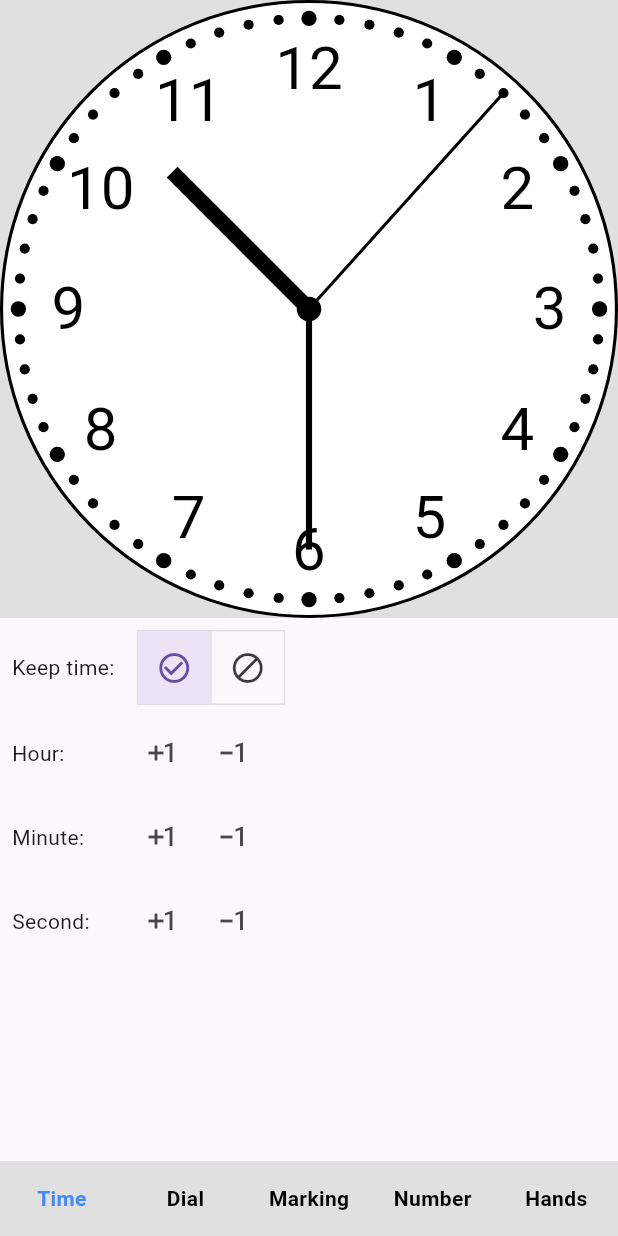
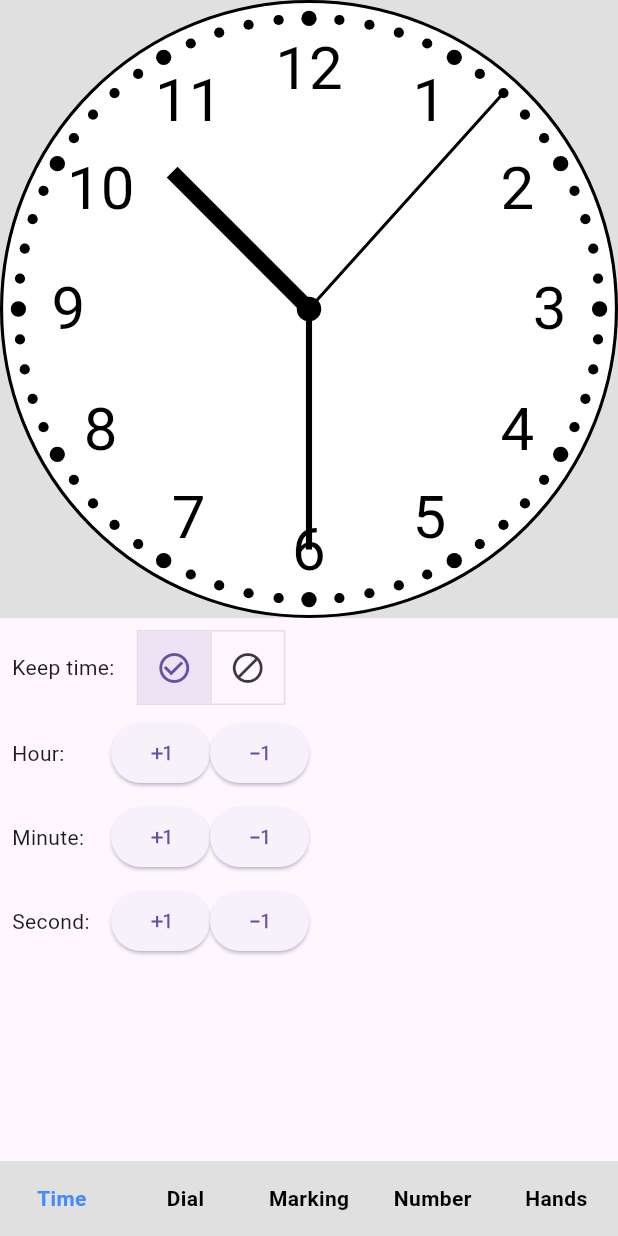
Before and after one commit to conghaonet/flutter_analog_clock, a Flutter app: the screen it shows after launch, on a phone screen of 412 x 824 dp. Run offline on Flutter 3.47's test engine with Material 2 defaults, Android fonts, the phone set to English and light mode, and no system bars.

Commit message:
complete example code

```diff
--- a/example/lib/analog_clock_example.dart
+++ b/example/lib/analog_clock_example.dart
@@ -1,3 +1,5 @@
+import 'dart:async';
+
 import 'package:flutter/material.dart';
 import 'dart:math' as math;
 
@@ -131,8 +133,32 @@ class _AnalogClockDemoState extends State<AnalogClockDemo> {
     }
   }
 
+  Timer? _longPressTimer;
+  MaterialStateProperty<Color?>? _hourPlusBackgroundColor;
+  MaterialStateProperty<Color?>? _minutePlusBackgroundColor;
+  MaterialStateProperty<Color?>? _secondPlusBackgroundColor;
+  MaterialStateProperty<Color?>? _hourNegBackgroundColor;
+  MaterialStateProperty<Color?>? _minuteNegBackgroundColor;
+  MaterialStateProperty<Color?>? _secondNegBackgroundColor;
   Widget _buildTimeSetting() {
     Widget buildTimeSetup(PartColor partColor) {
+      MaterialStateProperty<Color?>? plusButtonBackgroundColor;
+      MaterialStateProperty<Color?>? negButtonBackgroundColor;
+      void switchBackgroundColor(MaterialStateProperty<Color?>? value, bool isPlusAction) {
+        switch(partColor) {
+          case PartColor.hourHand:
+            isPlusAction ? _hourPlusBackgroundColor = value : _hourNegBackgroundColor = value;
+            break;
+          case PartColor.minuteHand:
+            isPlusAction ? _minutePlusBackgroundColor = value : _minuteNegBackgroundColor = value;
+            break;
+          case PartColor.secondHand:
+            isPlusAction ? _secondPlusBackgroundColor = value : _secondNegBackgroundColor = value;
+            break;
+          default:
+            break;
+        }
+      }
       String? label;
       Duration plusDuration = const Duration();
       Duration negDuration = const Duration();
@@ -141,16 +167,22 @@ class _AnalogClockDemoState extends State<AnalogClockDemo> {
           label = 'Hour:';
           plusDuration = const Duration(hours: 1);
           negDuration = const Duration(hours: -1);
+          plusButtonBackgroundColor = _hourPlusBackgroundColor;
+          negButtonBackgroundColor = _hourNegBackgroundColor;
           break;
         case PartColor.minuteHand:
           label = 'Minute:';
           plusDuration = const Duration(minutes: 1);
           negDuration = const Duration(minutes: -1);
+          plusButtonBackgroundColor = _minutePlusBackgroundColor;
+          negButtonBackgroundColor = _minuteNegBackgroundColor;
           break;
         case PartColor.secondHand:
           label = 'Second:';
           plusDuration = const Duration(seconds: 1);
           negDuration = const Duration(seconds: -1);
+          plusButtonBackgroundColor = _secondPlusBackgroundColor;
+          negButtonBackgroundColor = _secondNegBackgroundColor;
           break;
         default:
           break;
@@ -160,17 +192,57 @@ class _AnalogClockDemoState extends State<AnalogClockDemo> {
         child: Row(
           children: [
             Expanded(child: Text(label ?? 'Error!')),
-            IconButton(
-              onPressed: () {
-                clockKey.currentState!.dateTime = clockKey.currentState!.dateTime.add(plusDuration);
+            GestureDetector(
+              onLongPressStart: (details) {
+                setState(() {
+                  switchBackgroundColor(MaterialStateProperty.all(Colors.lightBlue.shade100), true);
+                });
+                _longPressTimer = Timer.periodic(const Duration(milliseconds: 50), (timer) {
+                  clockKey.currentState!.dateTime = clockKey.currentState!.dateTime.add(plusDuration);
+                });
               },
-              icon: const Icon(Icons.exposure_plus_1),
+              onLongPressEnd: (details) {
+                setState(() {
+                  switchBackgroundColor(null, true);
+                });
+                _longPressTimer?.cancel();
+              },
+              child: ElevatedButton(
+                style: ButtonStyle(
+                  overlayColor: MaterialStateProperty.all(Colors.lightBlue.shade100),
+                  backgroundColor: plusButtonBackgroundColor,
+                ),
+                onPressed: () {
+                  clockKey.currentState!.dateTime = clockKey.currentState!.dateTime.add(plusDuration);
+                },
+                child: const Icon(Icons.exposure_plus_1),
+              ),
             ),
-            IconButton(
-              onPressed: () {
-                clockKey.currentState!.dateTime = clockKey.currentState!.dateTime.add(negDuration);
+            GestureDetector(
+              onLongPressStart: (details) {
+                setState(() {
+                  switchBackgroundColor(MaterialStateProperty.all(Colors.lightBlue.shade100), false);
+                });
+                _longPressTimer = Timer.periodic(const Duration(milliseconds: 50), (timer) {
+                  clockKey.currentState!.dateTime = clockKey.currentState!.dateTime.add(negDuration);
+                });
               },
-              icon: const Icon(Icons.exposure_neg_1),
+              onLongPressEnd: (details) {
+                setState(() {
+                  switchBackgroundColor(null, false);
+                });
+                _longPressTimer?.cancel();
+              },
+              child: ElevatedButton(
+                style: ButtonStyle(
+                  overlayColor: MaterialStateProperty.all(Colors.lightBlue.shade100),
+                  backgroundColor: negButtonBackgroundColor,
+                ),
+                onPressed: () {
+                  clockKey.currentState!.dateTime = clockKey.currentState!.dateTime.add(negDuration);
+                },
+                child: const Icon(Icons.exposure_neg_1),
+              ),
             ),
             const Expanded(flex: 3, child: SizedBox(width: 1,),),
           ],
```
